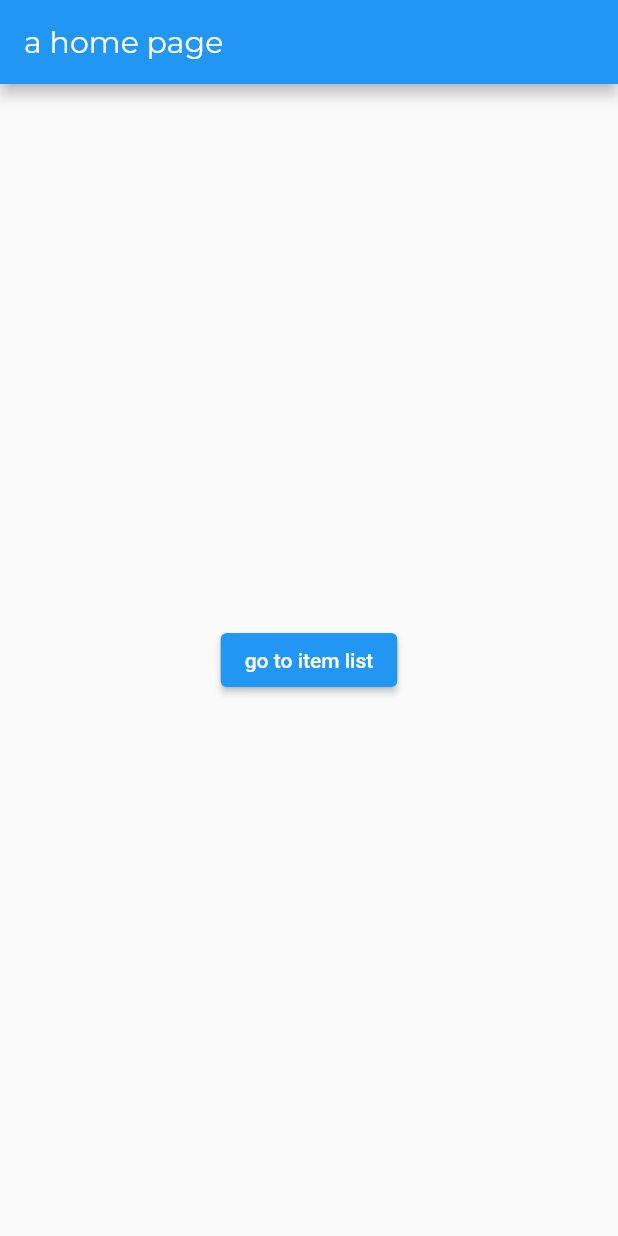
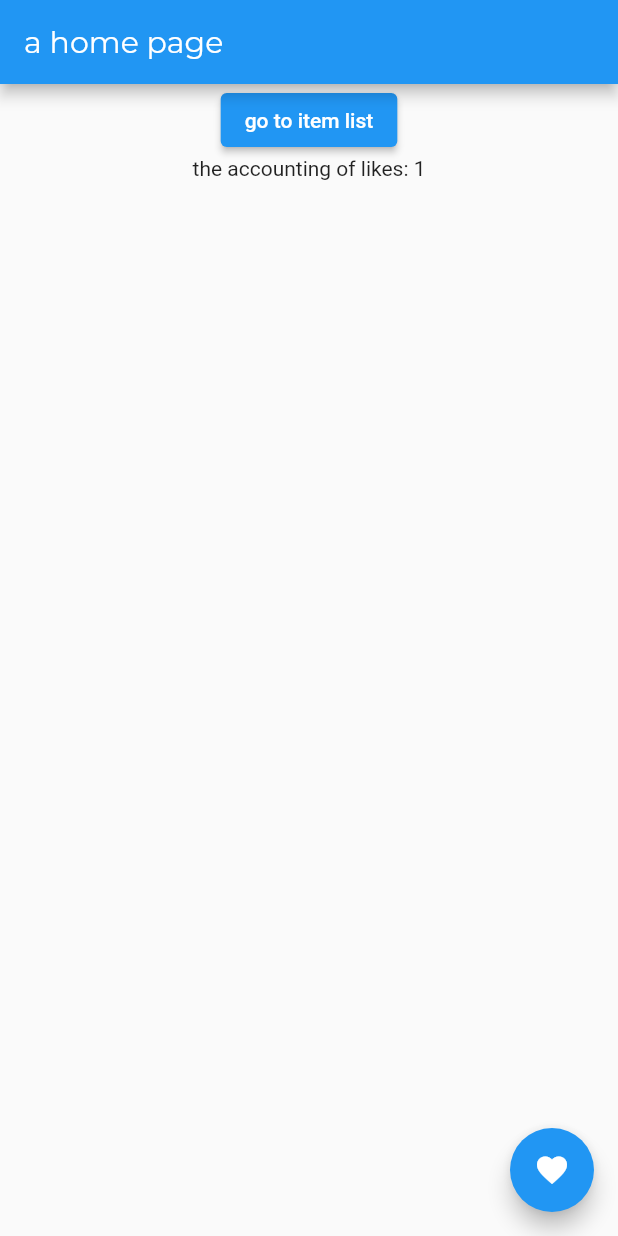
Before and after one commit to gramjos/tour_co, a Flutter app: the screen it shows after launch, on a phone screen of 412 x 824 dp. Run offline on Flutter 3.47's test engine with Material 2 defaults, Android fonts, the light colour scheme and no system bars.

Commit message:
statless updating with scope_model

```diff
--- a/lib/app.dart
+++ b/lib/app.dart
@@ -27,7 +27,7 @@ class App extends StatelessWidget {
       Widget screen;
       switch (settings.name) {
         case hom:
-          screen = const StartPage();
+          screen = StartPage();
           break;
         case locationRoute:
           screen = const Locations();
@@ -44,10 +44,11 @@ class App extends StatelessWidget {
 
   ThemeData _theme() {
     return ThemeData(
-        appBarTheme: const AppBarTheme(titleTextStyle: appBarTextStyle),
-        textTheme: const TextTheme(
-          headline1: titleTextStyle,
-          bodyText1: body1TextStyle,
-        ));
+      appBarTheme: const AppBarTheme(titleTextStyle: appBarTextStyle),
+      textTheme: const TextTheme(
+        headline1: titleTextStyle,
+        bodyText1: body1TextStyle,
+      ),
+    );
   }
 }
--- /dev/null
+++ b/lib/models/like_count.dart
@@ -0,0 +1,3 @@
+class LikeCount {
+  int likeCT = 1;
+}
--- /dev/null
+++ b/lib/scoped_models/scoped_like_count.dart
@@ -0,0 +1,12 @@
+import 'package:tour_co/models/like_count.dart';
+import 'package:scoped_model/scoped_model.dart';
+
+class ScopedLikeCount extends Model {
+  LikeCount lc = LikeCount();
+
+  increment(){
+    lc.likeCT += 1 ;
+
+    notifyListeners();
+  }
+}
--- /dev/null
+++ b/lib/screens/home/dynamic_liking.dart
@@ -0,0 +1,15 @@
+import 'package:flutter/material.dart';
+import 'package:scoped_model/scoped_model.dart';
+import '../../scoped_models/scoped_like_count.dart';
+
+class DynamicLiking extends StatelessWidget {
+  const DynamicLiking({Key? key}) : super(key: key);
+
+  @override
+  Widget build(BuildContext context) {
+    return ScopedModelDescendant<ScopedLikeCount>(
+      builder: ((context, child, model) =>
+          Text("the accounting of likes: ${model.lc.likeCT}")),
+    );
+  }
+}
--- a/lib/screens/home/start_page.dart
+++ b/lib/screens/home/start_page.dart
@@ -1,22 +1,51 @@
 import 'package:flutter/material.dart';
+import 'package:scoped_model/scoped_model.dart';
+import 'package:tour_co/models/like_count.dart';
+import 'package:tour_co/scoped_models/scoped_like_count.dart';
+import 'package:tour_co/screens/home/dynamic_liking.dart';
 
 class StartPage extends StatelessWidget {
-  const StartPage({Key? key}) : super(key: key);
+  StartPage({Key? key}) : super(key: key);
+
+  final ScopedLikeCount likeCounter = ScopedLikeCount();
 
   @override
   Widget build(BuildContext context) {
-    return Scaffold(
-      appBar: AppBar(
-        title: const Text('a home page'),
-      ),
-      body: Center(
-        child: ElevatedButton(
+    return ScopedModel<ScopedLikeCount>(
+      model: likeCounter,
+      child: Scaffold(
+        appBar: AppBar(
+          title: const Text('a home page'),
+        ),
+        body: Column(
+          children: <Widget>[
+            Center(
+              child: ElevatedButton(
+                onPressed: () {
+                  Navigator.pushNamed(context, '/locations',
+                      arguments: {"ct": likeCounter});
+                },
+                child: const Text('go to item list'),
+              ),
+            ),
+            const Center(
+              child: DynamicLiking(),
+            )
+          ],
+        ),
+        floatingActionButton: FloatingActionButton(
+          tooltip: "press press",
+          child: const Icon(Icons.favorite),
           onPressed: () {
-            Navigator.pushNamed(context, '/locations');
+            pressButton();
+            likeCounter.increment();
           },
-          child: const Text('go to item list'),
         ),
       ),
     );
   }
+
+  void pressButton() {
+    print("activat the button");
+  }
 }
--- a/pubspec.yaml
+++ b/pubspec.yaml
@@ -34,6 +34,7 @@ dependencies:
   # The following adds the Cupertino Icons font to your application.
   # Use with the CupertinoIcons class for iOS style icons.
   cupertino_icons: ^1.0.2
+  scoped_model: ^2.0.0-nullsafety.0
 
 dev_dependencies:
   flutter_test:
```
Also changed, not shown: pubspec.lock.
